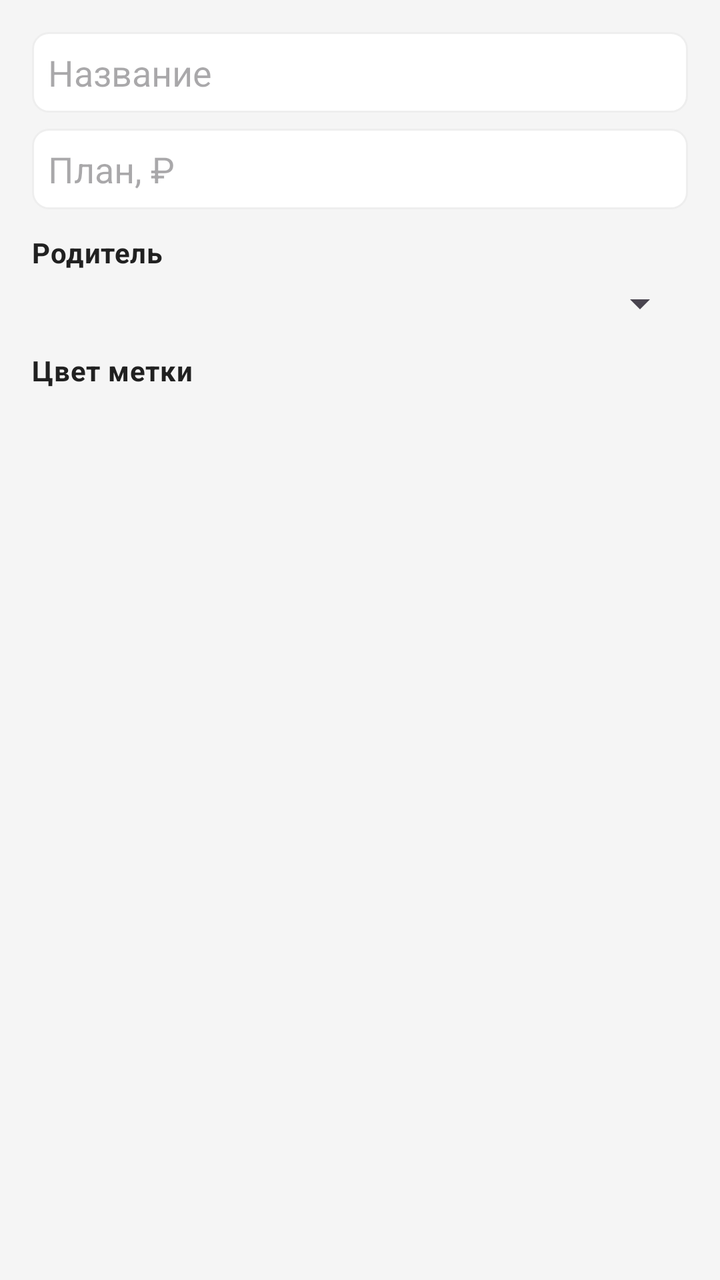
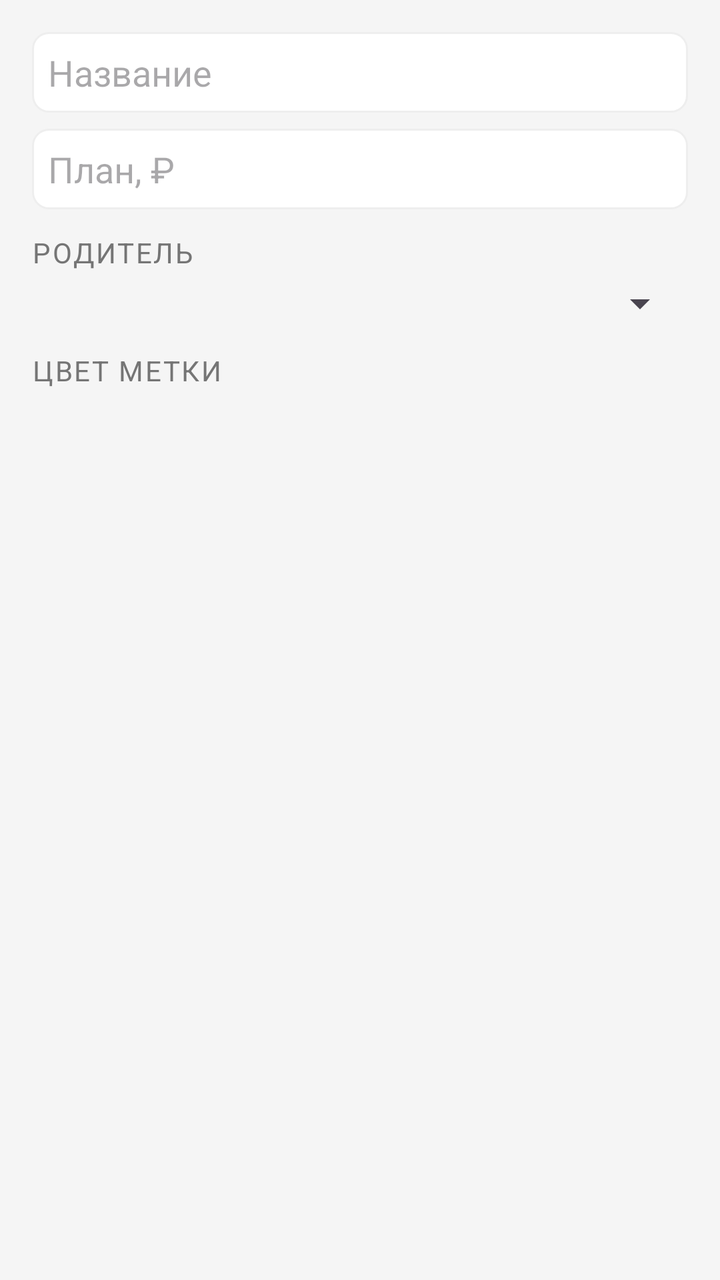

The first picture is an Android layout as it rendered before a commit; the second is the same layout after the commit. The layout source and the unified diff follow.
<!-- AndroidManifest.xml: application theme Theme.MyBudget -->
<!-- res/layout/dialog_edit_subcategory.xml -->
<?xml version="1.0" encoding="utf-8"?>
<LinearLayout xmlns:android="http://schemas.android.com/apk/res/android"
    android:orientation="vertical"
    android:padding="@dimen/space_16"
    android:layout_width="match_parent"
    android:layout_height="wrap_content">
    <EditText
        android:textColor="@color/text_primary"
        android:id="@+id/nameInput"
        android:background="@drawable/edittext_border"
        android:padding="@dimen/space_8"
        android:layout_width="match_parent"
        android:layout_height="wrap_content"
        android:hint="@string/budget_name_hint"/>
    <EditText
        android:textColor="@color/text_primary"
        android:id="@+id/amountInput"
        android:background="@drawable/edittext_border"
        android:padding="@dimen/space_8"
        android:layout_width="match_parent"
        android:layout_height="wrap_content"
        android:layout_marginTop="@dimen/space_8"
        android:hint="@string/budget_planned_short_hint"
        android:inputType="numberDecimal"/>
    <TextView
        android:textSize="14sp"
        android:layout_width="match_parent"
        android:layout_height="wrap_content"
        android:layout_marginTop="@dimen/space_12"
        android:text="@string/budget_parent_label"
        style="@style/Text.MyBudget.Section"/>
    <Spinner
        android:id="@+id/parentSpinner"
        android:padding="@dimen/space_4"
        android:layout_width="match_parent"
        android:layout_height="wrap_content"
        android:layout_marginTop="@dimen/space_4"/>
    <TextView
        android:textSize="14sp"
        android:layout_width="match_parent"
        android:layout_height="wrap_content"
        android:layout_marginTop="@dimen/space_12"
        android:text="@string/budget_color_label"
        style="@style/Text.MyBudget.Section"/>
    <HorizontalScrollView
        android:scrollbars="none"
        android:layout_width="match_parent"
        android:layout_height="wrap_content"
        android:layout_marginTop="@dimen/space_4">
        <LinearLayout
            android:orientation="horizontal"
            android:id="@+id/colorPickerLayout"
            android:layout_width="wrap_content"
            android:layout_height="wrap_content"/>
    </HorizontalScrollView>
</LinearLayout>
<!-- resources referenced by this layout -->
<resources>
  <color name="text_primary">#212121</color>
  <dimen name="space_12">12dp</dimen>
  <dimen name="space_16">16dp</dimen>
  <dimen name="space_4">4dp</dimen>
  <dimen name="space_8">8dp</dimen>
  <!-- drawable edittext_border (drawable) -->
  <?xml version="1.0" encoding="utf-8"?>
  <shape xmlns:android="http://schemas.android.com/apk/res/android">
      <solid android:color="@color/card_background_white"/>
      <stroke
          android:width="1dp"
          android:color="@color/border_light"/>
      <corners android:radius="@dimen/radius_8"/>
  </shape>
  <string name="budget_color_label">Цвет метки</string>
  <string name="budget_name_hint">Название</string>
  <string name="budget_parent_label">Родитель</string>
  <string name="budget_planned_short_hint">План, ₽</string>
  <style name="Text.MyBudget.Section" parent="@style/Text.MyBudget">
      <item name="android:textSize">16sp</item>
      <item name="android:textStyle">bold</item>
      <item name="android:textColor">@color/text_primary</item>
    </style>
  <style name="Theme.MyBudget" parent="@style/Base.Theme.MyBudget" />
  <color name="card_background_white">#ffffff</color>
  <color name="border_light">#eeeeee</color>
  <dimen name="radius_8">8dp</dimen>
  <style name="Text.MyBudget" parent="@style/TextAppearance.Material3.BodyMedium" />
  <style name="Base.Theme.MyBudget" parent="@style/Theme.Material3.DayNight.NoActionBar">
      <item name="android:colorBackground">@color/background_light</item>
      <item name="colorOnPrimary">@color/md_theme_onPrimary</item>
      <item name="colorOnSurface">@color/md_theme_onSurface</item>
      <item name="colorOutline">@color/md_theme_outline</item>
      <item name="colorPrimary">@color/md_theme_primary</item>
      <item name="colorSurface">@color/md_theme_surface</item>
      <item name="colorSurfaceVariant">@color/md_theme_surfaceVariant</item>
    </style>
  <color name="background_light">#f5f5f5</color>
  <color name="md_theme_onPrimary">#ffffff</color>
  <color name="md_theme_onSurface">#1d1b20</color>
  <color name="md_theme_outline">#79747e</color>
  <color name="md_theme_primary">#6750a4</color>
  <color name="md_theme_surface">#ffffff</color>
  <color name="md_theme_surfaceVariant">#e7e0ec</color>
</resources>

<!-- the commit's change to res/layout/dialog_edit_subcategory.xml (unified diff, before → after) -->
@@ -28,7 +28,7 @@
         android:layout_height="wrap_content"
         android:layout_marginTop="@dimen/space_12"
         android:text="@string/budget_parent_label"
-        style="@style/Text.MyBudget.Section"/>
+style="@style/Text.MyBudget.SectionLabel"/>
     <Spinner
         android:id="@+id/parentSpinner"
         android:padding="@dimen/space_4"
@@ -41,7 +41,7 @@
         android:layout_height="wrap_content"
         android:layout_marginTop="@dimen/space_12"
         android:text="@string/budget_color_label"
-        style="@style/Text.MyBudget.Section"/>
+style="@style/Text.MyBudget.SectionLabel"/>
     <HorizontalScrollView
         android:scrollbars="none"
         android:layout_width="match_parent"
<!-- resource entries referenced after the edit -->
@@ -18,16 +18,18 @@
   <string name="budget_name_hint">Название</string>
   <string name="budget_parent_label">Родитель</string>
   <string name="budget_planned_short_hint">План, ₽</string>
-  <style name="Text.MyBudget.Section" parent="@style/Text.MyBudget">
-      <item name="android:textSize">16sp</item>
-      <item name="android:textStyle">bold</item>
-      <item name="android:textColor">@color/text_primary</item>
+  <style name="Text.MyBudget.SectionLabel" parent="@style/Text.MyBudget">
+      <item name="android:textSize">12sp</item>
+      <item name="android:textColor">@color/text_secondary</item>
+      <item name="android:textAllCaps">true</item>
+      <item name="android:letterSpacing">0.06</item>
     </style>
   <style name="Theme.MyBudget" parent="@style/Base.Theme.MyBudget" />
   <color name="card_background_white">#ffffff</color>
   <color name="border_light">#eeeeee</color>
   <dimen name="radius_8">8dp</dimen>
   <style name="Text.MyBudget" parent="@style/TextAppearance.Material3.BodyMedium" />
+  <color name="text_secondary">#757575</color>
   <style name="Base.Theme.MyBudget" parent="@style/Theme.Material3.DayNight.NoActionBar">
       <item name="android:colorBackground">@color/background_light</item>
       <item name="colorOnPrimary">@color/md_theme_onPrimary</item>
